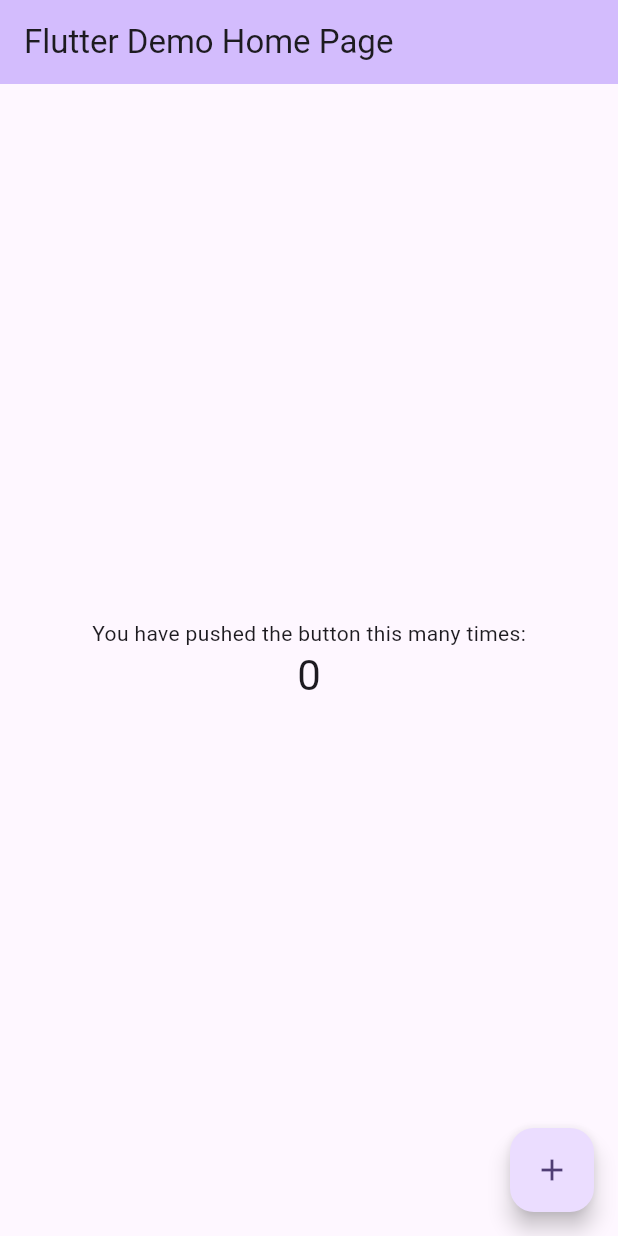
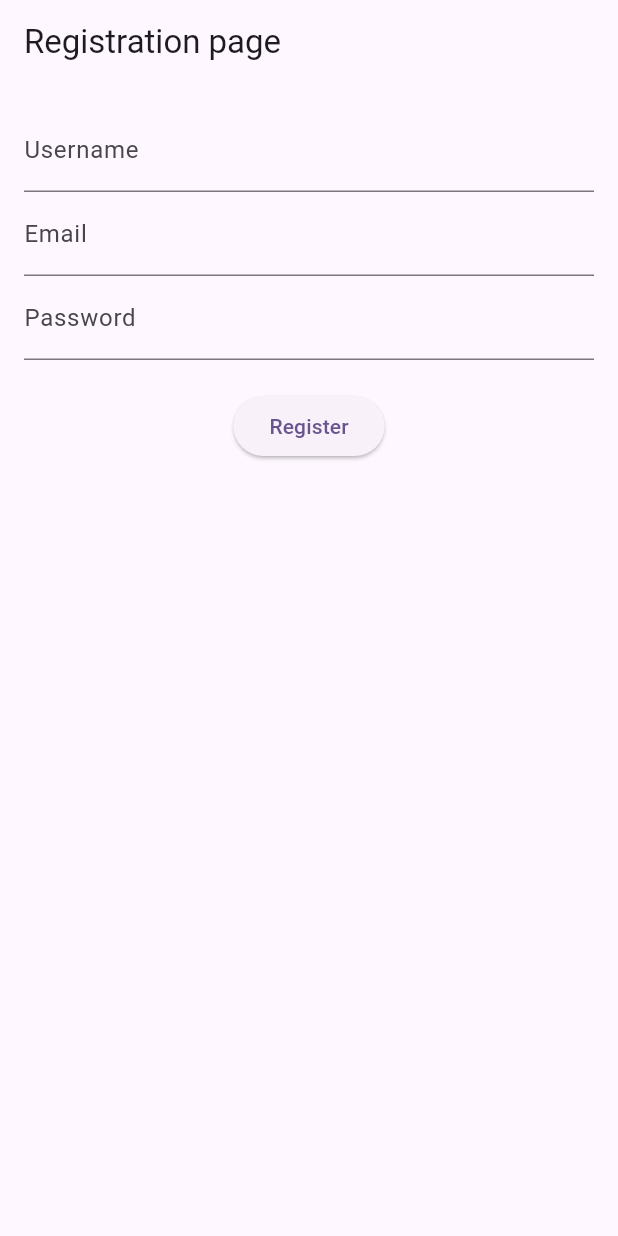
Before and after one commit to Nusrat-Jahan-Nira/clean_architecture_demo_02, a Flutter app: the screen it shows after launch, on a phone screen of 412 x 824 dp. Run offline on Flutter 3.47's test engine with Material 3 defaults, Android fonts, the phone set to English and light mode, and no system bars.

Commit message:
commit other files

```diff
--- /dev/null
+++ b/lib/core/network/error/registration_exceptions.dart
@@ -0,0 +1,5 @@
+class RegistrationException implements Exception{
+  final String message;
+
+  RegistrationException(this.message);
+}
--- /dev/null
+++ b/lib/core/usecases/register_user.dart
@@ -0,0 +1,26 @@
+
+
+
+import 'package:clean_architecture_demo_02/core/repositories/user_repository.dart';
+import 'package:clean_architecture_demo_02/core/validations/register_validation.dart';
+import 'package:clean_architecture_demo_02/data/models/user.dart';
+
+class RegisterUser{
+
+  final UserRepository userRepository;
+
+  RegisterUser(this.userRepository);
+
+  Future<void> execute(User user)async {
+    isUserValid(user);
+
+    try {
+      await userRepository.registerUser(user);
+    } catch (e) {
+      throw Exception('Failed to register user: $e');
+    }
+  }
+
+
+
+}
--- /dev/null
+++ b/lib/core/validations/register_validation.dart
@@ -0,0 +1,23 @@
+
+
+import 'package:clean_architecture_demo_02/core/network/error/registration_exceptions.dart';
+import 'package:clean_architecture_demo_02/data/models/user.dart';
+
+void isUserValid(User user) {
+  if (user.username.isEmpty) {
+    throw RegistrationException('Username cannot be empty');
+  }
+  if (user.email.isEmpty || !_isValidEmail(user.email)) {
+    throw RegistrationException('Invalid email address');
+  }
+  if (user.password.isEmpty || user.password.length < 6) {
+    throw RegistrationException('Password must be at least 6 characters long');
+  }
+
+}
+
+bool _isValidEmail(String email) {
+  // Simple email validation using regex
+  final regex = RegExp(r'^[^@]+@[^@]+\.[^@]+');
+  return regex.hasMatch(email);
+}
--- /dev/null
+++ b/lib/data/models/user.dart
@@ -0,0 +1,7 @@
+class User{
+  final String username;
+  final String email;
+  final String password;
+
+  User({required this.username, required this.email, required this.password});
+}
--- a/lib/main.dart
+++ b/lib/main.dart
@@ -1,7 +1,18 @@
+
+
+import 'package:clean_architecture_demo_02/injections/injections.dart';
 import 'package:flutter/material.dart';
+import 'package:provider/provider.dart';
+
+import 'presentation/screens/registration/registration_page.dart';
 
 void main() {
-  runApp(const MyApp());
+
+  runApp(
+      MultiProvider(
+          providers: providers,
+          child: const MyApp())
+  );
 }
 
 class MyApp extends StatelessWidget {
@@ -13,113 +24,10 @@ class MyApp extends StatelessWidget {
     return MaterialApp(
       title: 'Flutter Demo',
       theme: ThemeData(
-        // This is the theme of your application.
-        //
-        // TRY THIS: Try running your application with "flutter run". You'll see
-        // the application has a purple toolbar. Then, without quitting the app,
-        // try changing the seedColor in the colorScheme below to Colors.green
-        // and then invoke "hot reload" (save your changes or press the "hot
-        // reload" button in a Flutter-supported IDE, or press "r" if you used
-        // the command line to start the app).
-        //
-        // Notice that the counter didn't reset back to zero; the application
-        // state is not lost during the reload. To reset the state, use hot
-        // restart instead.
-        //
-        // This works for code too, not just values: Most code changes can be
-        // tested with just a hot reload.
         colorScheme: ColorScheme.fromSeed(seedColor: Colors.deepPurple),
         useMaterial3: true,
       ),
-      home: const MyHomePage(title: 'Flutter Demo Home Page'),
+      home: const RegistrationPage(),
     );
   }
 }
-
-class MyHomePage extends StatefulWidget {
-  const MyHomePage({super.key, required this.title});
-
-  // This widget is the home page of your application. It is stateful, meaning
-  // that it has a State object (defined below) that contains fields that affect
-  // how it looks.
-
-  // This class is the configuration for the state. It holds the values (in this
-  // case the title) provided by the parent (in this case the App widget) and
-  // used by the build method of the State. Fields in a Widget subclass are
-  // always marked "final".
-
-  final String title;
-
-  @override
-  State<MyHomePage> createState() => _MyHomePageState();
-}
-
-class _MyHomePageState extends State<MyHomePage> {
-  int _counter = 0;
-
-  void _incrementCounter() {
-    setState(() {
-      // This call to setState tells the Flutter framework that something has
-      // changed in this State, which causes it to rerun the build method below
-      // so that the display can reflect the updated values. If we changed
-      // _counter without calling setState(), then the build method would not be
-      // called again, and so nothing would appear to happen.
-      _counter++;
-    });
-  }
-
-  @override
-  Widget build(BuildContext context) {
-    // This method is rerun every time setState is called, for instance as done
-    // by the _incrementCounter method above.
-    //
-    // The Flutter framework has been optimized to make rerunning build methods
-    // fast, so that you can just rebuild anything that needs updating rather
-    // than having to individually change instances of widgets.
-    return Scaffold(
-      appBar: AppBar(
-        // TRY THIS: Try changing the color here to a specific color (to
-        // Colors.amber, perhaps?) and trigger a hot reload to see the AppBar
-        // change color while the other colors stay the same.
-        backgroundColor: Theme.of(context).colorScheme.inversePrimary,
-        // Here we take the value from the MyHomePage object that was created by
-        // the App.build method, and use it to set our appbar title.
-        title: Text(widget.title),
-      ),
-      body: Center(
-        // Center is a layout widget. It takes a single child and positions it
-        // in the middle of the parent.
-        child: Column(
-          // Column is also a layout widget. It takes a list of children and
-          // arranges them vertically. By default, it sizes itself to fit its
-          // children horizontally, and tries to be as tall as its parent.
-          //
-          // Column has various properties to control how it sizes itself and
-          // how it positions its children. Here we use mainAxisAlignment to
-          // center the children vertically; the main axis here is the vertical
-          // axis because Columns are vertical (the cross axis would be
-          // horizontal).
-          //
-          // TRY THIS: Invoke "debug painting" (choose the "Toggle Debug Paint"
-          // action in the IDE, or press "p" in the console), to see the
-          // wireframe for each widget.
-          mainAxisAlignment: MainAxisAlignment.center,
-          children: <Widget>[
-            const Text(
-              'You have pushed the button this many times:',
-            ),
-            Text(
-              '$_counter',
-              style: Theme.of(context).textTheme.headlineMedium,
-            ),
-          ],
-        ),
-      ),
-      floatingActionButton: FloatingActionButton(
-        onPressed: _incrementCounter,
-        tooltip: 'Increment',
-        child: const Icon(Icons.add),
-      ), // This trailing comma makes auto-formatting nicer for build methods.
-    );
-  }
-}
--- /dev/null
+++ b/lib/presentation/providers/registration/register_provider.dart
@@ -0,0 +1,31 @@
+
+
+import 'package:clean_architecture_demo_02/core/usecases/register_user.dart';
+import 'package:clean_architecture_demo_02/data/models/user.dart';
+import 'package:flutter/cupertino.dart';
+
+
+class RegisterProvider extends ChangeNotifier{
+  final RegisterUser _registerUser;
+  String? _errorMessage;
+
+
+  RegisterProvider(this._registerUser);
+  String? get errorMessage => _errorMessage;
+
+
+  Future<void> registerUser(String username, String email, String password) async {
+    try {
+      _errorMessage = null;
+      notifyListeners();
+      await _registerUser.execute(User(username: username, email: email, password: password));
+      // Notify listeners or handle success
+    } catch (e) {
+
+      _errorMessage = e.toString();
+      notifyListeners(); // Notify UI about the error
+      // Handle registration failure
+      throw e;
+    }
+  }
+}
--- /dev/null
+++ b/lib/presentation/screens/registration/registration_page.dart
@@ -0,0 +1,80 @@
+
+
+
+import 'package:clean_architecture_demo_02/core/network/error/registration_exceptions.dart';
+import 'package:clean_architecture_demo_02/presentation/providers/registration/register_provider.dart';
+import 'package:flutter/material.dart';
+import 'package:provider/provider.dart';
+
+class RegistrationPage extends StatefulWidget {
+  const RegistrationPage({super.key});
+
+  @override
+  State<RegistrationPage> createState() => _RegistrationPageState();
+}
+
+class _RegistrationPageState extends State<RegistrationPage> {
+
+  final _usernameController = TextEditingController();
+  final _emailController = TextEditingController();
+  final _passwordController = TextEditingController();
+
+
+  @override
+  Widget build(BuildContext context) {
+
+    final provider = Provider.of<RegisterProvider>(context);
+
+    return Scaffold(
+      appBar: AppBar(title: const Text('Registration page'),),
+      body: Padding(
+        padding: const EdgeInsets.all(16.0),
+        child: Column(
+          children: [
+            TextField(
+              controller: _usernameController,
+              decoration: const InputDecoration(labelText: 'Username'),
+            ),
+            TextField(
+              controller: _emailController,
+              decoration: const InputDecoration(labelText: 'Email'),
+            ),
+            TextField(
+              controller: _passwordController,
+              decoration: const InputDecoration(labelText: 'Password'),
+              obscureText: true,
+            ),
+            const SizedBox(height: 20),
+
+            ElevatedButton(
+              onPressed: () async {
+                try {
+                  await provider.registerUser(
+                    _usernameController.text,
+                    _emailController.text,
+                    _passwordController.text,
+                  );
+                  // Show success message or navigate to another screen
+                  ScaffoldMessenger.of(context).showSnackBar(
+                    const SnackBar(content: Text('Registration successful')),
+                  );
+                } on RegistrationException catch (e) { // Catch RegistrationException
+                  // Show error message from the exception
+                  ScaffoldMessenger.of(context).showSnackBar(
+                    SnackBar(content: Text(e.message)),
+                  );
+                } catch (e) {
+                  // For any other exceptions, show a generic error message
+                  ScaffoldMessenger.of(context).showSnackBar(
+                    const SnackBar(content: Text('An error occurred')),
+                  );
+                }
+              },
+              child: const Text('Register'),
+            ),
+          ],
+        ),
+      ),
+    );
+  }
+}
--- a/pubspec.yaml
+++ b/pubspec.yaml
@@ -35,6 +35,8 @@ dependencies:
   # The following adds the Cupertino Icons font to your application.
   # Use with the CupertinoIcons class for iOS style icons.
   cupertino_icons: ^1.0.6
+  provider:
+
 
 dev_dependencies:
   flutter_test:
```
Also changed, not shown: lib/core/repositories/user_repository.dart (added, +8 -0 lines), lib/data/repositoriesImpl/user_repositoryImpl.dart (added, +14 -0 lines), lib/injections/injections.dart (added, +20 -0 lines), lib/injections/locator.dart (added).
